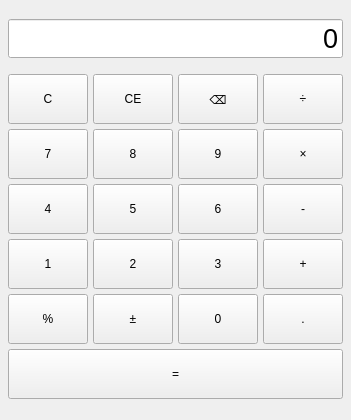
Old version of the form mainwindow.ui in the repository Kiary-Jackson/QT_EX_1.
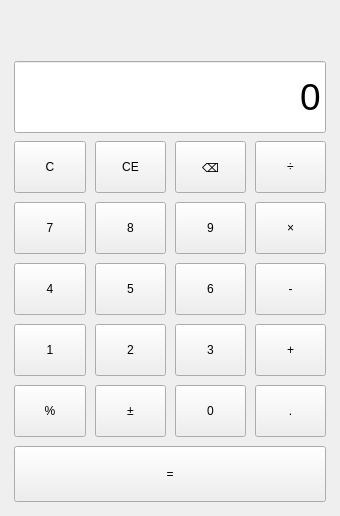
New version of the form.

Commit message:
style: 使用 QSS 美化界面并重构输入状态管理
界面：
- 引入样式表统一配色与圆角：数字键白底、功能键浅灰、运算符淡橙、
  等号实心橙，并给出 hover / pressed 三态反馈
- 新增 lblExpression 历史表达式行，运算时同时显示 “12.5 + 67 =” 与结果
- 显示区字号按文本长度 40/32/26/20 自动缩放，错误态文字变红
- 布局统一 9px 间距、14px 边距，按钮最小高度 52（等号 56），窗口可拉伸
- main.cpp 固定 Fusion 风格，保证不同 Windows 主题下外观一致

重构：
- 抽出 beginNewOperand() 统一处理“新操作数开始”，消除 appendDigit 与
  onDecimalClicked 中的重复判断
- keyPressEvent 只做按键→动作映射，业务逻辑全部下沉到槽函数
- 数字键与运算符键改为循环 connect，去掉 14 段重复代码
- 输入长度上限常量化，运算符比较统一改用 QStringLiteral
  （QLatin1String("÷") 会按 Latin-1 解释 UTF-8 字节，导致比较永远失败）
- 键盘补齐小键盘数字（键值偏移 0x1000000）

验证：QTest 自动化用例 24 项全部通过（含鼠标/键盘混合输入）。

```diff
--- a/mainwindow.ui
+++ b/mainwindow.ui
@@ -6,40 +6,87 @@
    <rect>
     <x>0</x>
     <y>0</y>
-    <width>320</width>
-    <height>420</height>
+    <width>340</width>
+    <height>516</height>
    </rect>
   </property>
+  <property name="minimumSize">
+   <size>
+    <width>320</width>
+    <height>500</height>
+   </size>
+  </property>
   <property name="windowTitle">
    <string>计算器</string>
   </property>
   <widget class="QWidget" name="centralWidget">
    <layout class="QVBoxLayout" name="mainLayout">
     <property name="spacing">
-     <number>5</number>
+     <number>8</number>
     </property>
     <property name="leftMargin">
-     <number>8</number>
+     <number>14</number>
     </property>
     <property name="topMargin">
-     <number>8</number>
+     <number>10</number>
     </property>
     <property name="rightMargin">
-     <number>8</number>
+     <number>14</number>
     </property>
     <property name="bottomMargin">
-     <number>8</number>
+     <number>14</number>
     </property>
+    <item>
+     <spacer name="topSpacer">
+      <property name="orientation">
+       <enum>Qt::Vertical</enum>
+      </property>
+      <property name="sizeHint" stdset="0">
+       <size>
+        <width>20</width>
+        <height>10</height>
+       </size>
+      </property>
+     </spacer>
+    </item>
+    <item>
+     <widget class="QLabel" name="lblExpression">
+      <property name="minimumSize">
+       <size>
+        <width>0</width>
+        <height>20</height>
+       </size>
+      </property>
+      <property name="text">
+       <string/>
+      </property>
+      <property name="alignment">
+       <set>Qt::AlignRight|Qt::AlignTrailing|Qt::AlignVCenter</set>
+      </property>
+     </widget>
+    </item>
     <item>
      <widget class="QLineEdit" name="display">
+      <property name="minimumSize">
+       <size>
+        <width>0</width>
+        <height>72</height>
+       </size>
+      </property>
       <property name="font">
        <font>
-        <pointsize>20</pointsize>
+        <pointsize>28</pointsize>
        </font>
       </property>
       <property name="alignment">
        <set>Qt::AlignRight|Qt::AlignTrailing|Qt::AlignVCenter</set>
       </property>
+      <property name="sizePolicy">
+       <sizepolicy hsizetype="Expanding" vsizetype="Fixed">
+        <horstretch>0</horstretch>
+        <verstretch>0</verstretch>
+       </sizepolicy>
+      </property>
       <property name="readOnly">
        <bool>true</bool>
       </property>
@@ -50,223 +97,292 @@
     </item>
     <item>
      <layout class="QGridLayout" name="buttonGrid">
+      <property name="horizontalSpacing">
+       <number>9</number>
+      </property>
+      <property name="verticalSpacing">
+       <number>9</number>
+      </property>
       <property name="spacing">
-       <number>5</number>
+       <number>9</number>
       </property>
-      <!-- Row 0: C CE Backspace ÷ -->
+      <!-- Row 0: C  CE  ⌫  ÷ -->
       <item row="0" column="0">
        <widget class="QPushButton" name="btnClear">
+        <property name="minimumSize">
+         <size>
+          <width>0</width>
+          <height>52</height>
+         </size>
+        </property>
         <property name="text">
          <string>C</string>
         </property>
-        <property name="minimumSize">
-         <size><width>0</width><height>50</height></size>
-        </property>
        </widget>
       </item>
       <item row="0" column="1">
        <widget class="QPushButton" name="btnClearEntry">
+        <property name="minimumSize">
+         <size>
+          <width>0</width>
+          <height>52</height>
+         </size>
+        </property>
         <property name="text">
          <string>CE</string>
         </property>
-        <property name="minimumSize">
-         <size><width>0</width><height>50</height></size>
-        </property>
        </widget>
       </item>
       <item row="0" column="2">
        <widget class="QPushButton" name="btnBackspace">
+        <property name="minimumSize">
+         <size>
+          <width>0</width>
+          <height>52</height>
+         </size>
+        </property>
         <property name="text">
          <string>⌫</string>
         </property>
-        <property name="minimumSize">
-         <size><width>0</width><height>50</height></size>
-        </property>
        </widget>
       </item>
       <item row="0" column="3">
        <widget class="QPushButton" name="btnDiv">
+        <property name="minimumSize">
+         <size>
+          <width>0</width>
+          <height>52</height>
+         </size>
+        </property>
         <property name="text">
          <string>÷</string>
         </property>
-        <property name="minimumSize">
-         <size><width>0</width><height>50</height></size>
-        </property>
        </widget>
       </item>
       <!-- Row 1: 7 8 9 × -->
       <item row="1" column="0">
        <widget class="QPushButton" name="btn7">
+        <property name="minimumSize">
+         <size>
+          <width>0</width>
+          <height>52</height>
+         </size>
+        </property>
         <property name="text">
          <string>7</string>
         </property>
-        <property name="minimumSize">
-         <size><width>0</width><height>50</height></size>
-        </property>
        </widget>
       </item>
       <item row="1" column="1">
        <widget class="QPushButton" name="btn8">
+        <property name="minimumSize">
+         <size>
+          <width>0</width>
+          <height>52</height>
+         </size>
+        </property>
         <property name="text">
          <string>8</string>
         </property>
-        <property name="minimumSize">
-         <size><width>0</width><height>50</height></size>
-        </property>
        </widget>
       </item>
       <item row="1" column="2">
        <widget class="QPushButton" name="btn9">
+        <property name="minimumSize">
+         <size>
+          <width>0</width>
+          <height>52</height>
+         </size>
+        </property>
         <property name="text">
          <string>9</string>
         </property>
-        <property name="minimumSize">
-         <size><width>0</width><height>50</height></size>
-        </property>
        </widget>
       </item>
       <item row="1" column="3">
        <widget class="QPushButton" name="btnMul">
+        <property name="minimumSize">
+         <size>
+          <width>0</width>
+          <height>52</height>
+         </size>
+        </property>
         <property name="text">
          <string>×</string>
         </property>
-        <property name="minimumSize">
-         <size><width>0</width><height>50</height></size>
-        </property>
        </widget>
       </item>
       <!-- Row 2: 4 5 6 - -->
       <item row="2" column="0">
        <widget class="QPushButton" name="btn4">
+        <property name="minimumSize">
+         <size>
+          <width>0</width>
+          <height>52</height>
+         </size>
+        </property>
         <property name="text">
          <string>4</string>
         </property>
-        <property name="minimumSize">
-         <size><width>0</width><height>50</height></size>
-        </property>
        </widget>
       </item>
       <item row="2" column="1">
        <widget class="QPushButton" name="btn5">
+        <property name="minimumSize">
+         <size>
+          <width>0</width>
+          <height>52</height>
+         </size>
+        </property>
         <property name="text">
          <string>5</string>
         </property>
-        <property name="minimumSize">
-         <size><width>0</width><height>50</height></size>
-        </property>
        </widget>
       </item>
       <item row="2" column="2">
        <widget class="QPushButton" name="btn6">
+        <property name="minimumSize">
+         <size>
+          <width>0</width>
+          <height>52</height>
+         </size>
+        </property>
         <property name="text">
          <string>6</string>
         </property>
-        <property name="minimumSize">
-         <size><width>0</width><height>50</height></size>
-        </property>
        </widget>
       </item>
       <item row="2" column="3">
        <widget class="QPushButton" name="btnSub">
+        <property name="minimumSize">
+         <size>
+          <width>0</width>
+          <height>52</height>
+         </size>
+        </property>
         <property name="text">
          <string>-</string>
         </property>
-        <property name="minimumSize">
-         <size><width>0</width><height>50</height></size>
-        </property>
        </widget>
       </item>
       <!-- Row 3: 1 2 3 + -->
       <item row="3" column="0">
        <widget class="QPushButton" name="btn1">
+        <property name="minimumSize">
+         <size>
+          <width>0</width>
+          <height>52</height>
+         </size>
+        </property>
         <property name="text">
          <string>1</string>
         </property>
-        <property name="minimumSize">
-         <size><width>0</width><height>50</height></size>
-        </property>
        </widget>
       </item>
       <item row="3" column="1">
        <widget class="QPushButton" name="btn2">
+        <property name="minimumSize">
+         <size>
+          <width>0</width>
+          <height>52</height>
+         </size>
+        </property>
         <property name="text">
          <string>2</string>
         </property>
-        <property name="minimumSize">
-         <size><width>0</width><height>50</height></size>
-        </property>
        </widget>
       </item>
       <item row="3" column="2">
        <widget class="QPushButton" name="btn3">
+        <property name="minimumSize">
+         <size>
+          <width>0</width>
+          <height>52</height>
+         </size>
+        </property>
         <property name="text">
          <string>3</string>
         </property>
-        <property name="minimumSize">
-         <size><width>0</width><height>50</height></size>
-        </property>
        </widget>
       </item>
       <item row="3" column="3">
        <widget class="QPushButton" name="btnAdd">
+        <property name="minimumSize">
+         <size>
+          <width>0</width>
+          <height>52</height>
+         </size>
+        </property>
         <property name="text">
          <string>+</string>
         </property>
-        <property name="minimumSize">
-         <size><width>0</width><height>50</height></size>
-        </property>
        </widget>
       </item>
       <!-- Row 4: % ± 0 . -->
       <item row="4" column="0">
        <widget class="QPushButton" name="btnPercent">
+        <property name="minimumSize">
+         <size>
+          <width>0</width>
+          <height>52</height>
+         </size>
+        </property>
         <property name="text">
          <string>%</string>
         </property>
-        <property name="minimumSize">
-         <size><width>0</width><height>50</height></size>
-        </property>
        </widget>
       </item>
       <item row="4" column="1">
        <widget class="QPushButton" name="btnNegate">
+        <property name="minimumSize">
+         <size>
+          <width>0</width>
+          <height>52</height>
+         </size>
+        </property>
         <property name="text">
          <string>±</string>
         </property>
-        <property name="minimumSize">
-         <size><width>0</width><height>50</height></size>
-        </property>
        </widget>
       </item>
       <item row="4" column="2">
        <widget class="QPushButton" name="btn0">
+        <property name="minimumSize">
+         <size>
+          <width>0</width>
+          <height>52</height>
+         </size>
+        </property>
         <property name="text">
          <string>0</string>
         </property>
-        <property name="minimumSize">
-         <size><width>0</width><height>50</height></size>
-        </property>
        </widget>
       </item>
       <item row="4" column="3">
        <widget class="QPushButton" name="btnDecimal">
+        <property name="minimumSize">
+         <size>
+          <width>0</width>
+          <height>52</height>
+         </size>
+        </property>
         <property name="text">
          <string>.</string>
         </property>
-        <property name="minimumSize">
-         <size><width>0</width><height>50</height></size>
-        </property>
        </widget>
       </item>
       <!-- Row 5: = (full width) -->
       <item row="5" column="0" colspan="4">
        <widget class="QPushButton" name="btnEqual">
+        <property name="minimumSize">
+         <size>
+          <width>0</width>
+          <height>56</height>
+         </size>
+        </property>
         <property name="text">
          <string>=</string>
         </property>
-        <property name="minimumSize">
-         <size><width>0</width><height>50</height></size>
-        </property>
        </widget>
       </item>
      </layout>
```
Left out of the diff: 8 changed lines with no effect on the pictures. The commit also changes 3 other files.
